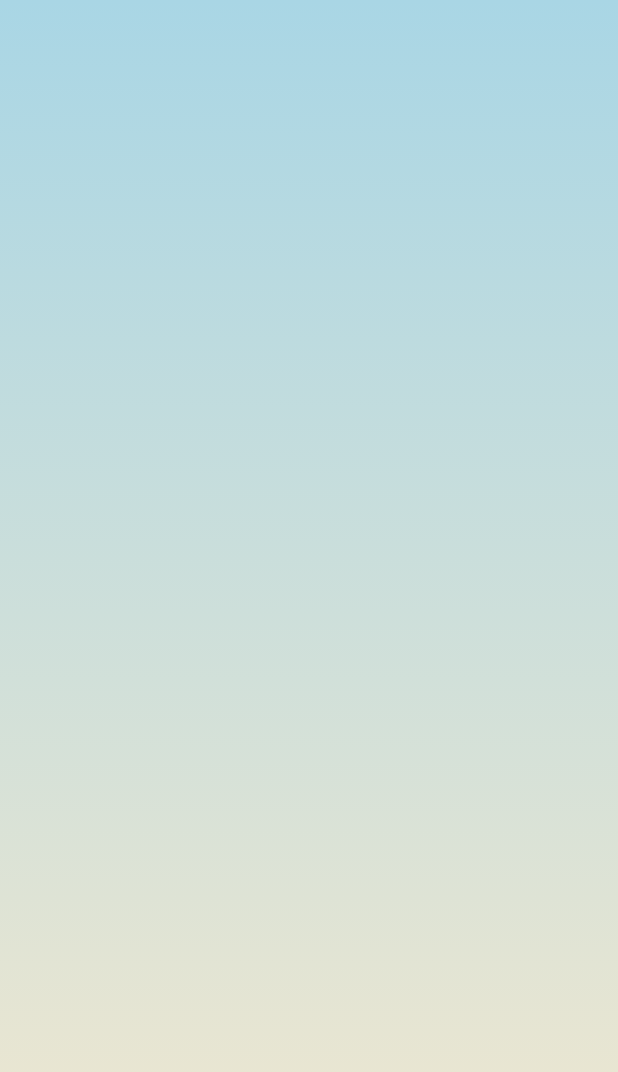
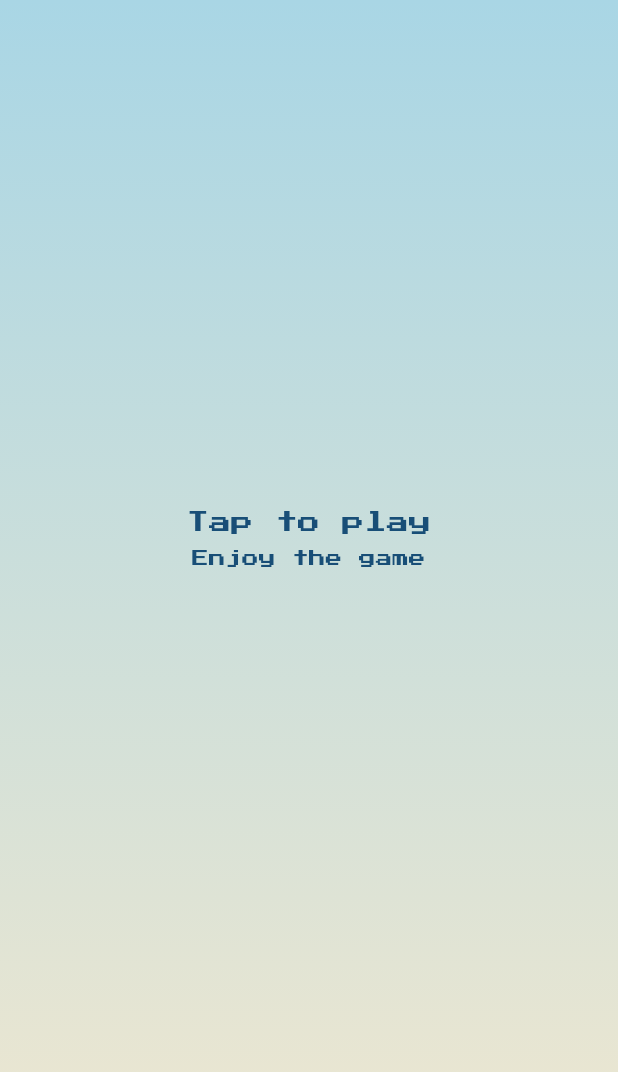
Before and after one commit to elvn5/catch_words, a Flutter app: the screen it shows after launch, on a phone screen of 412 x 824 dp. Shown: the top 1072 px of the screen. Run offline on Flutter 3.47's test engine with Material 3 defaults, Android fonts, the phone set to English and light mode, and no system bars; our stand-ins replace gap, google_fonts; missing offline and left inert: flame.

Commit message:
feat: added welcome text

```diff
--- a/lib/features/game_app.dart
+++ b/lib/features/game_app.dart
@@ -1,3 +1,5 @@
+import 'package:catch_words/utils/config.dart';
+import 'package:catch_words/widgets/overlay_screen.dart';
 import 'package:flutter/material.dart';
 import 'package:google_fonts/google_fonts.dart';
 
@@ -22,18 +24,32 @@ class _GameAppState extends State<GameApp> {
       home: Scaffold(
         body: Container(
           decoration: const BoxDecoration(
-              gradient: LinearGradient(
-                  begin: Alignment.topCenter,
-                  end: Alignment.bottomCenter,
-                  colors: [
+            gradient: LinearGradient(
+              begin: Alignment.topCenter,
+              end: Alignment.bottomCenter,
+              colors: [
                 Color(0xFFA9D6E5),
                 Color(0xFFF2E8CF),
-              ])),
+              ],
+            ),
+          ),
           child: const SafeArea(
             child: Padding(
               padding: EdgeInsets.all(16),
               child: Center(
-                child: Column(),
+                child: Column(
+                  children: [
+                    Expanded(
+                        child: FittedBox(
+                      child: SizedBox(
+                        width: gameWidth,
+                        height: gameHeight,
+                        child: OverlayScreen(
+                            title: "Tap to play", subtitle: "Enjoy the game"),
+                      ),
+                    ))
+                  ],
+                ),
               ),
             ),
           ),
--- /dev/null
+++ b/lib/utils/config.dart
@@ -0,0 +1,3 @@
+const gameWidth = 820.0;
+const gameHeight = 1600.0;
+const difficultyModifier = 1.03;
--- /dev/null
+++ b/lib/utils/utils.dart
@@ -0,0 +1 @@
+export 'config.dart';
--- /dev/null
+++ b/lib/widgets/headline_large.dart
@@ -0,0 +1,19 @@
+import 'package:flutter/cupertino.dart';
+import 'package:flutter/material.dart';
+
+class HeadlineLarge extends StatelessWidget {
+  const HeadlineLarge({
+    super.key,
+    required this.text,
+  });
+
+  final String text;
+
+  @override
+  Widget build(context) {
+    return Text(
+      text,
+      style: Theme.of(context).textTheme.headlineLarge,
+    );
+  }
+}
--- /dev/null
+++ b/lib/widgets/headline_small.dart
@@ -0,0 +1,14 @@
+import 'package:flutter/material.dart';
+
+class HeadlineSmall extends StatelessWidget {
+  const HeadlineSmall({super.key, required this.text});
+
+  final String text;
+  @override
+  Widget build(context) {
+    return Text(
+      text,
+      style: Theme.of(context).textTheme.headlineSmall,
+    );
+  }
+}
--- /dev/null
+++ b/lib/widgets/overlay_screen.dart
@@ -0,0 +1,34 @@
+import 'package:catch_words/widgets/headline_large.dart';
+import 'package:catch_words/widgets/headline_small.dart';
+import 'package:flutter/material.dart';
+import 'package:gap/gap.dart';
+
+class OverlayScreen extends StatelessWidget {
+  const OverlayScreen({
+    super.key,
+    required this.title,
+    required this.subtitle,
+  });
+
+  final String title;
+  final String subtitle;
+
+  @override
+  Widget build(context) {
+    return Container(
+      alignment: Alignment(0, -0.15),
+      child: Column(
+        mainAxisSize: MainAxisSize.min,
+        children: [
+          HeadlineLarge(
+            text: title,
+          ),
+          const Gap(16),
+          HeadlineSmall(
+            text: subtitle,
+          )
+        ],
+      ),
+    );
+  }
+}
--- a/pubspec.yaml
+++ b/pubspec.yaml
@@ -29,6 +29,7 @@ environment:
 # versions available, run `flutter pub outdated`.
 dependencies:
   google_fonts: ^6.2.1
+  gap: ^3.0.1
   flutter:
     sdk: flutter
 
```
Also changed, not shown: lib/components/play_area.dart (added, +20 -0 lines), lib/features/catch_words.dart (added, +47 -0 lines), pubspec.lock.
